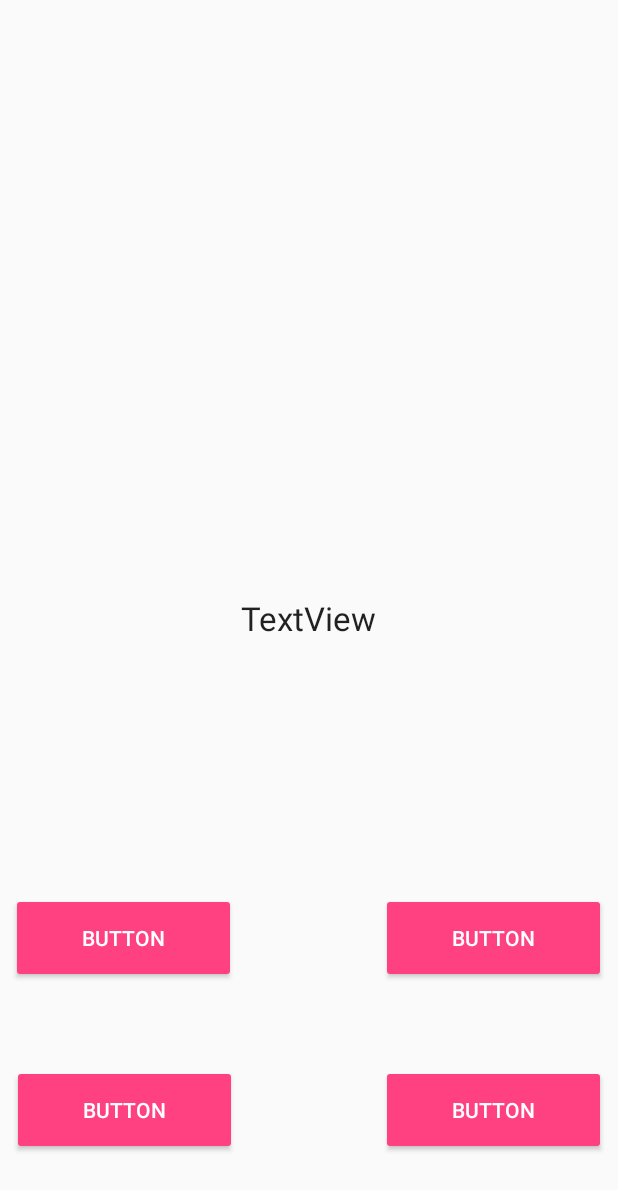
After one commit to PeterSkopal/mamn01-ottawa-TreasureHunt, an Android app: the layout fragment_quiz.xml on its own in the app's theme, with its tools: preview values and no code run, on a phone screen of 412 x 824 dp. The commit adds this screen. Shown: the top 1190 px of the screen. Run offline under Robolectric (Android 15) with nearby library versions, the phone set to English and light mode, and no system bars.

Commit message:
Setup CheckpointActivity to initiate fragments; Added QuizFragment with faked quiz

```diff
--- a/app/build.gradle
+++ b/app/build.gradle
@@ -27,5 +27,6 @@ dependencies {
     compile 'com.android.support:appcompat-v7:25.3.0'
     compile 'com.android.support.constraint:constraint-layout:1.0.2'
     compile 'com.google.android.gms:play-services-maps:10.2.1'
+    compile 'com.android.support:support-v4:25.3.0'
     testCompile 'junit:junit:4.12'
 }
--- a/app/src/main/AndroidManifest.xml
+++ b/app/src/main/AndroidManifest.xml
@@ -30,7 +30,7 @@
         </activity>
         <activity
             android:name=".Play"
-            android:exported="true"></activity>
+            android:exported="true" />
 
         <!--
              The API key for Google Maps-based APIs is defined as a string resource.
@@ -46,7 +46,8 @@
 
         <activity
             android:name=".MapsActivity"
-            android:label="@string/title_activity_maps"></activity>
+            android:label="@string/title_activity_maps" />
+        <activity android:name=".checkpoint.CheckpointActivity"></activity>
     </application>
 
 </manifest>
--- /dev/null
+++ b/app/src/main/res/layout/fragment_quiz.xml
@@ -0,0 +1,87 @@
+<FrameLayout xmlns:android="http://schemas.android.com/apk/res/android"
+    xmlns:app="http://schemas.android.com/apk/res-auto"
+    xmlns:tools="http://schemas.android.com/tools"
+    android:layout_width="match_parent"
+    android:layout_height="match_parent"
+    tools:context="com.ottawa.treasurehunt.treasurehunt.checkpoint.QuizFragment">
+
+    <android.support.constraint.ConstraintLayout
+        android:layout_width="match_parent"
+        android:layout_height="match_parent">
+
+        <TextView
+            android:id="@+id/txtQuestion"
+            android:layout_width="wrap_content"
+            android:layout_height="wrap_content"
+            android:layout_marginLeft="8dp"
+            android:layout_marginRight="8dp"
+            android:layout_marginTop="8dp"
+            android:text="TextView"
+            android:textAppearance="@android:style/TextAppearance.Material.Large"
+            app:layout_constraintLeft_toLeftOf="parent"
+            app:layout_constraintRight_toRightOf="parent"
+            app:layout_constraintTop_toTopOf="parent"
+            app:layout_constraintBottom_toBottomOf="parent"
+            android:layout_marginBottom="8dp" />
+
+        <Button
+            android:id="@+id/btnAns1"
+            style="@style/Widget.AppCompat.Button.Colored"
+            android:layout_width="wrap_content"
+            android:layout_height="wrap_content"
+            android:layout_marginBottom="8dp"
+            android:layout_marginLeft="7dp"
+            android:layout_marginTop="7dp"
+            android:text="Button"
+            android:minWidth="150dp"
+            android:minHeight="60dp"
+            app:layout_constraintBottom_toBottomOf="parent"
+            app:layout_constraintLeft_toLeftOf="parent"
+            app:layout_constraintTop_toBottomOf="@+id/txtQuestion" />
+
+        <Button
+            android:id="@+id/btnAns2"
+            style="@style/Widget.AppCompat.Button.Colored"
+            android:layout_width="wrap_content"
+            android:layout_height="wrap_content"
+            android:layout_marginBottom="8dp"
+            android:layout_marginRight="8dp"
+            android:layout_marginTop="8dp"
+            android:text="Button"
+            android:minWidth="150dp"
+            android:minHeight="60dp"
+            app:layout_constraintBottom_toBottomOf="parent"
+            app:layout_constraintRight_toRightOf="parent"
+            app:layout_constraintTop_toBottomOf="@+id/txtQuestion" />
+
+        <Button
+            android:id="@+id/btnAns3"
+            style="@style/Widget.AppCompat.Button.Colored"
+            android:layout_width="wrap_content"
+            android:layout_height="wrap_content"
+            android:layout_marginBottom="8dp"
+            android:layout_marginLeft="8dp"
+            android:layout_marginTop="8dp"
+            android:text="Button"
+            android:minWidth="150dp"
+            android:minHeight="60dp"
+            app:layout_constraintBottom_toBottomOf="parent"
+            app:layout_constraintLeft_toLeftOf="parent"
+            app:layout_constraintTop_toBottomOf="@+id/btnAns1" />
+
+        <Button
+            android:id="@+id/btnAns4"
+            style="@style/Widget.AppCompat.Button.Colored"
+            android:layout_width="wrap_content"
+            android:layout_height="wrap_content"
+            android:layout_marginBottom="8dp"
+            android:layout_marginRight="8dp"
+            android:layout_marginTop="8dp"
+            android:text="Button"
+            android:minWidth="150dp"
+            android:minHeight="60dp"
+            app:layout_constraintBottom_toBottomOf="parent"
+            app:layout_constraintRight_toRightOf="parent"
+            app:layout_constraintTop_toBottomOf="@+id/btnAns2" />
+    </android.support.constraint.ConstraintLayout>
+</FrameLayout>
--- a/build.gradle
+++ b/build.gradle
@@ -5,7 +5,7 @@ buildscript {
         jcenter()
     }
     dependencies {
-        classpath 'com.android.tools.build:gradle:2.3.0'
+        classpath 'com.android.tools.build:gradle:2.3.1'
 
         // NOTE: Do not place your application dependencies here; they belong
         // in the individual module build.gradle files
```
Also changed, not shown: app/src/main/java/com/ottawa/treasurehunt/treasurehunt/MainActivity.java (+26 -0 lines), app/src/main/java/com/ottawa/treasurehunt/treasurehunt/checkpoint/CheckpointActivity.java (added, +64 -0 lines), app/src/main/java/com/ottawa/treasurehunt/treasurehunt/checkpoint/QuizFragment.java (added, +123 -0 lines), app/src/main/res/layout/activity_checkpoint.xml (added, +22 -0 lines), app/src/main/res/layout/activity_main.xml (+10 -0 lines).
